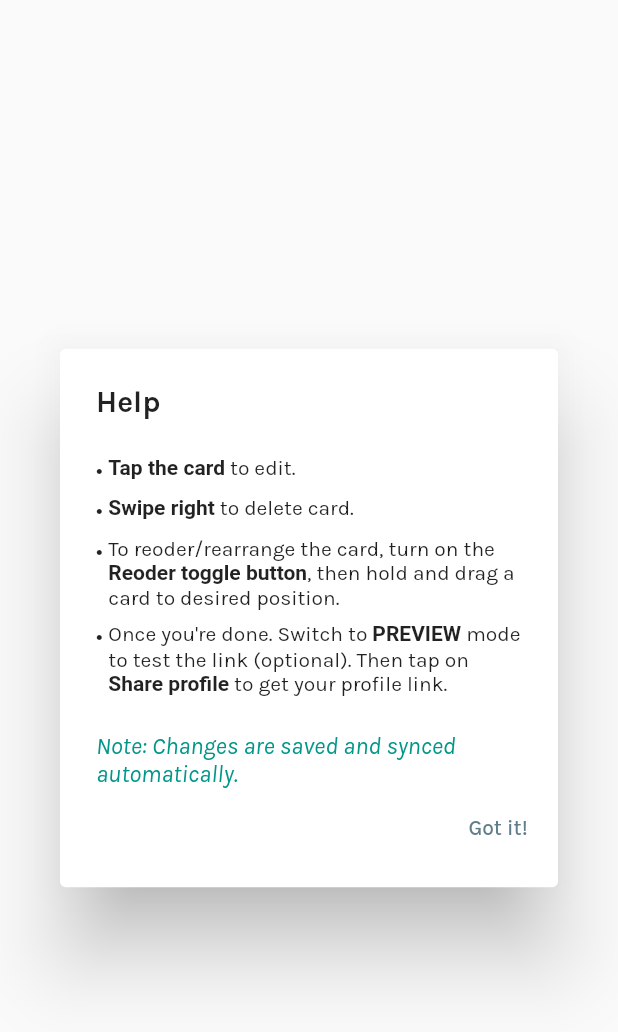
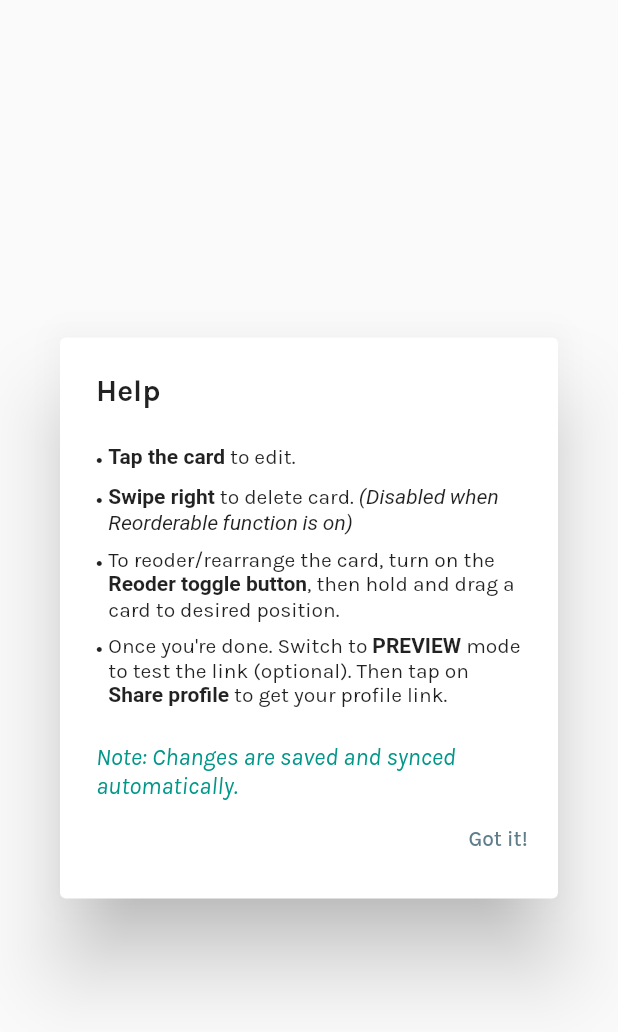
Before and after one commit to flutree/flutree, a Flutter app: what editModehelpDialog() shows on an empty page, opened directly, on a phone screen of 412 x 824 dp. Shown: the top 1032 px of the screen. Run offline on Flutter 3.47's test engine with Material 2 defaults, Android fonts, the phone set to English and light mode, and no system bars; drawn by our look-alikes of flutter_markdown; our stand-ins replace cloud_firestore, dio, dotted_border, firebase_analytics, firebase_auth, firebase_core and 11 more; missing offline and left inert: dough; accounts and stored records are empty; network calls fail.

Commit message:
:bookmark: Release 4.1.3+36

```diff
--- a/lib/views/widgets/help_dialog.dart
+++ b/lib/views/widgets/help_dialog.dart
@@ -12,7 +12,8 @@ class HelpDialogs {
         mainAxisSize: MainAxisSize.min,
         children: const [
           UnorderedListItem('**Tap the card** to edit.'),
-          UnorderedListItem('**Swipe right** to delete card.'),
+          UnorderedListItem(
+              '**Swipe right** to delete card. *(Disabled when Reorderable function is on)*'),
           UnorderedListItem(
               'To reoder/rearrange the card, turn on the **Reoder toggle button**, then hold and drag a card to desired position.'),
           UnorderedListItem(
--- a/lib/views/widgets/reuseable.dart
+++ b/lib/views/widgets/reuseable.dart
@@ -84,6 +84,7 @@ class EmailTextField extends StatelessWidget {
         ),
       ),
       textInputAction: TextInputAction.next,
+      autofillHints: const [AutofillHints.email],
       keyboardType: TextInputType.emailAddress,
     );
   }
@@ -143,6 +144,7 @@ class NameTextField extends StatelessWidget {
         ),
       ),
       textInputAction: _keyboardAction,
+      autofillHints: const [AutofillHints.name],
       keyboardType: TextInputType.name,
     );
   }
--- a/pubspec.yaml
+++ b/pubspec.yaml
@@ -3,7 +3,7 @@ description: Profile links builder.
 
 publish_to: "none"
 
-version: 4.1.1+35
+version: 4.1.3+36
 
 environment:
   sdk: ">=2.12.0 <3.0.0"
```
Also changed, not shown: 2 other files.
